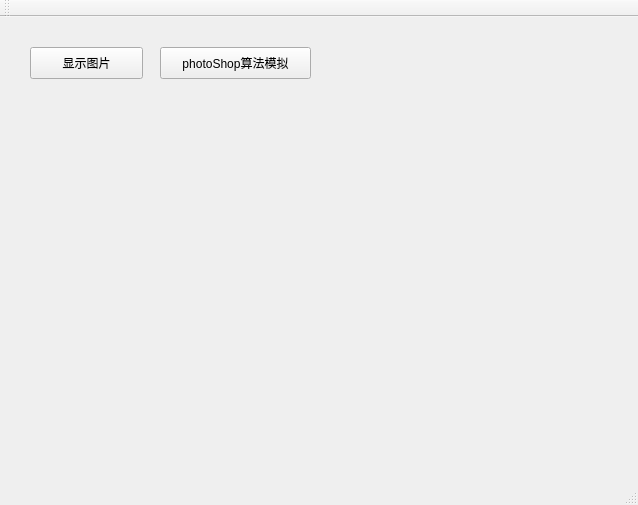
Above: mainwindow.ui from cbanma/MyOpenCVProj before the change. Below: the same form after it.
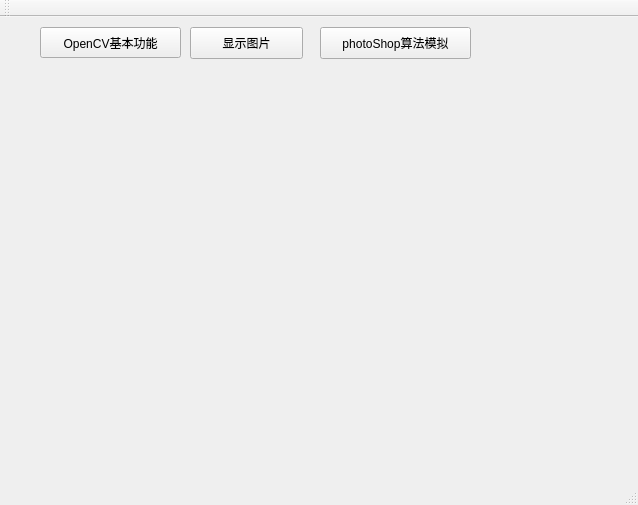
That is the form after the change.

Commit message: 基础功能

What changed in the file:
```diff
--- a/mainwindow.ui
+++ b/mainwindow.ui
@@ -17,8 +17,8 @@
    <widget class="QPushButton" name="helloWorldBtn">
     <property name="geometry">
      <rect>
-      <x>30</x>
-      <y>30</y>
+      <x>190</x>
+      <y>10</y>
       <width>113</width>
       <height>32</height>
      </rect>
@@ -30,8 +30,8 @@
    <widget class="QPushButton" name="cutImgButton">
     <property name="geometry">
      <rect>
-      <x>160</x>
-      <y>30</y>
+      <x>320</x>
+      <y>10</y>
       <width>151</width>
       <height>32</height>
      </rect>
@@ -40,6 +40,19 @@
      <string>photoShop算法模拟</string>
     </property>
    </widget>
+   <widget class="QPushButton" name="testButton">
+    <property name="geometry">
+     <rect>
+      <x>40</x>
+      <y>10</y>
+      <width>141</width>
+      <height>31</height>
+     </rect>
+    </property>
+    <property name="text">
+     <string>OpenCV基本功能</string>
+    </property>
+   </widget>
   </widget>
   <widget class="QMenuBar" name="menuBar">
    <property name="geometry">
```
The commit also changes 12 other files.
